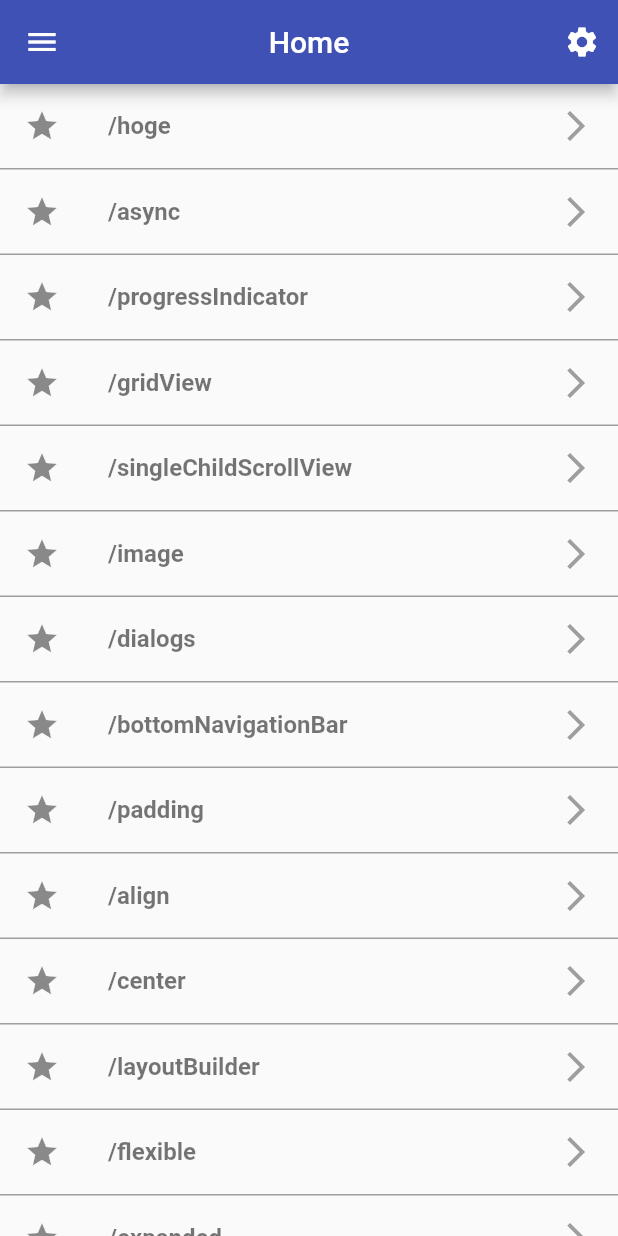
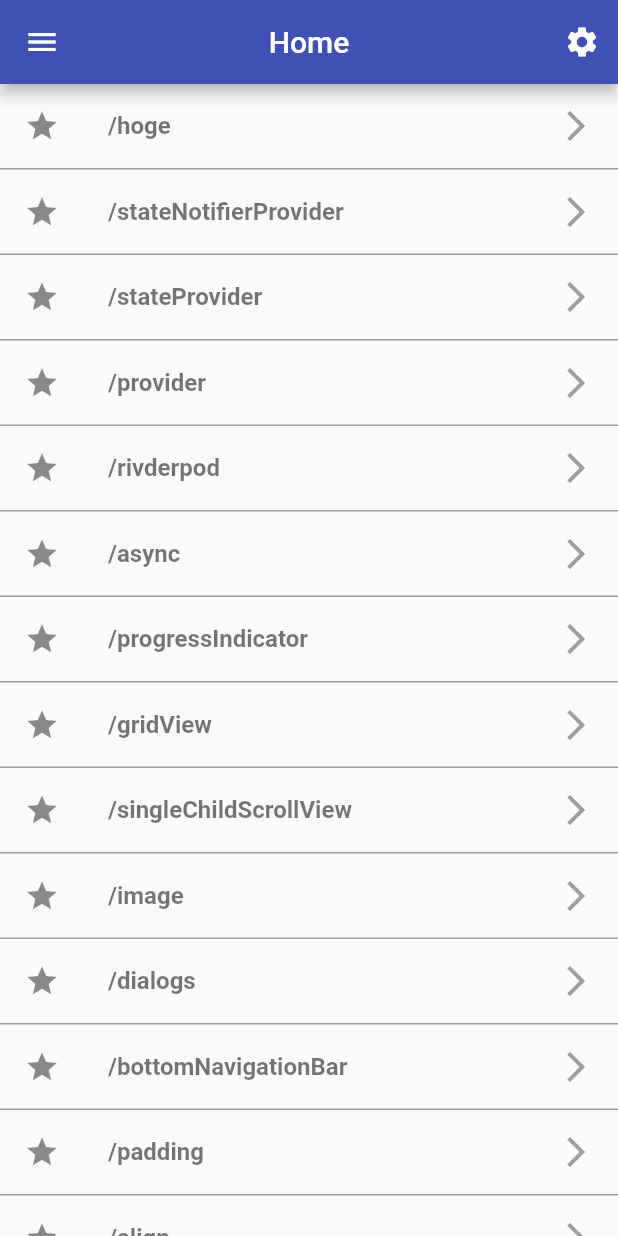
Before and after one commit to h-enoki/flutter_sample, a Flutter app: the screen it shows after launch, on a phone screen of 412 x 824 dp. Run offline on Flutter 3.47's test engine with Material 2 defaults, Android fonts, the phone set to English and light mode, and no system bars; our stand-ins replace flutter_riverpod.

```diff
--- a/lib/main.dart
+++ b/lib/main.dart
@@ -1,4 +1,5 @@
 import 'package:flutter/material.dart';
+import 'package:flutter_riverpod/flutter_riverpod.dart';
 import 'package:flutter_sample/src/routes/app_router.dart';
 
 // RouteObserverのインスタンス
@@ -6,7 +7,8 @@ final RouteObserver<PageRoute> _routeObserver = RouteObserver<PageRoute>();
 // final RouteObserver<ModalRoute<void>> routeObserver = RouteObserver<ModalRoute<void>>();
 
 void main() {
-  runApp(const MyApp());
+  // ルートにProviderScopeを追加
+  runApp(const ProviderScope(child: MyApp()));
 }
 
 class MyApp extends StatelessWidget {
--- a/lib/src/routes/app_router.dart
+++ b/lib/src/routes/app_router.dart
@@ -1,6 +1,10 @@
 import 'package:flutter/material.dart';
 import 'package:flutter_sample/src/views/hoge_page.dart';
 import 'package:flutter_sample/src/views/home_page.dart';
+import 'package:flutter_sample/src/views/riverpod_sample/provider_sample/provider_page.dart';
+import 'package:flutter_sample/src/views/riverpod_sample/provider_sample/statenotifierprovider_page.dart';
+import 'package:flutter_sample/src/views/riverpod_sample/provider_sample/stateprovider_page.dart';
+import 'package:flutter_sample/src/views/riverpod_sample/rivderpod_page.dart';
 import 'package:flutter_sample/src/views/widget_sample/align_page.dart';
 import 'package:flutter_sample/src/views/widget_sample/async_page.dart';
 import 'package:flutter_sample/src/views/widget_sample/bottomnavigationbar_page.dart';
@@ -103,6 +107,18 @@ class AppRouter {
       case AppRoutes.async:
         return _buildRoute(const AsyncPage());
 
+      case AppRoutes.rivderpod:
+        return _buildRoute(const RivderpodPage());
+
+      case AppRoutes.provider:
+        return _buildRoute(const ProviderPage());
+
+      case AppRoutes.stateProvider:
+        return _buildRoute(const StateProviderPage());
+
+      case AppRoutes.stateNotifierProvider:
+        return _buildRoute(const StateNotifierProviderPage());
+
       default:
         return null;
     }
--- a/lib/src/routes/app_routes.dart
+++ b/lib/src/routes/app_routes.dart
@@ -22,4 +22,8 @@ class AppRoutes {
   static const gridView = '/gridView';
   static const progressIndicator = '/progressIndicator';
   static const async = '/async';
+  static const rivderpod = '/rivderpod';
+  static const provider = '/provider';
+  static const stateProvider = '/stateProvider';
+  static const stateNotifierProvider = '/stateNotifierProvider';
 }
--- a/lib/src/views/home_page.dart
+++ b/lib/src/views/home_page.dart
@@ -39,6 +39,10 @@ class MyHomePage extends StatelessWidget {
   List<Widget> _items(BuildContext context) {
     return [
       _myListTile(context, AppRoutes.hoge),
+      _myListTile(context, AppRoutes.stateNotifierProvider),
+      _myListTile(context, AppRoutes.stateProvider),
+      _myListTile(context, AppRoutes.provider),
+      _myListTile(context, AppRoutes.rivderpod),
       _myListTile(context, AppRoutes.async),
       _myListTile(context, AppRoutes.progressIndicator),
       _myListTile(context, AppRoutes.gridView),
--- a/pubspec.yaml
+++ b/pubspec.yaml
@@ -36,6 +36,7 @@ dependencies:
   # The following adds the Cupertino Icons font to your application.
   # Use with the CupertinoIcons class for iOS style icons.
   cupertino_icons: ^1.0.2
+  flutter_riverpod: ^2.0.2
 
 dev_dependencies:
   flutter_test:
```
Also changed, not shown: lib/src/views/riverpod_sample/provider_sample/provider_page.dart (added, +35 -0 lines), lib/src/views/riverpod_sample/provider_sample/statenotifierprovider_page.dart (added, +62 -0 lines), lib/src/views/riverpod_sample/provider_sample/stateprovider_page.dart (added, +52 -0 lines), lib/src/views/riverpod_sample/rivderpod_page.dart (added, +77 -0 lines), pubspec.lock.
